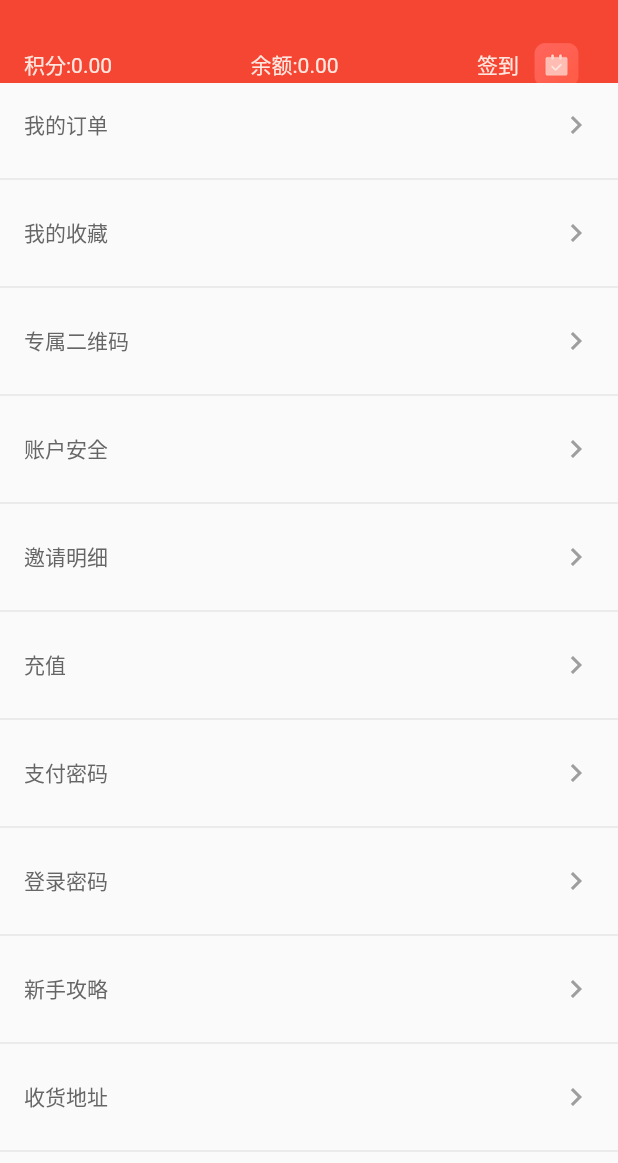
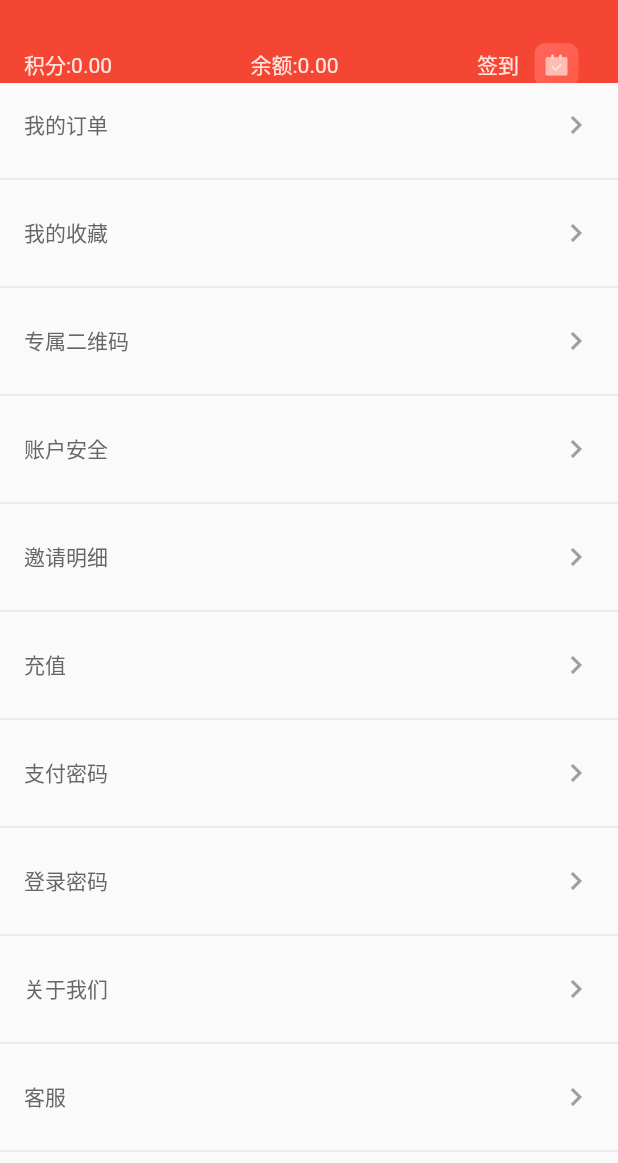
Before and after one commit to xiebaoxin/flutter_english, a Flutter app: the MyInfoPage screen opened directly, scrolled down 76 dp, on a phone screen of 412 x 824 dp, the part 73-1236 px from its top. Run offline on Flutter 3.47's test engine with Material 2 defaults, Android fonts, the light colour scheme and no system bars; our stand-ins replace audioplayers, cached_network_image, chewie, connectivity, dio, fluro and 13 more; missing offline and left inert: flt_video_player, flutter_cupertino_date_picker, flutter_picker, flutter_webview_plugin, fluwx and 4 more; accounts and stored records are empty; network calls fail; Roboto replaces fonts that are missing (FZLanTing); statements that could not run were skipped.

Commit message:
修复一些小bug

```diff
--- a/lib/model/globle_model.dart
+++ b/lib/model/globle_model.dart
@@ -99,7 +99,7 @@ class globleModel extends Model {
       _exchan_fee =  double.tryParse(respon["exchan_fee"])??0.0;
 
     if (respon["withdraw_fee"]!=null)
-      _withdraw_fee =  double.tryParse(respon["withdraw_fee"])??0.0;
+      _withdraw_fee =  double.tryParse(respon["withdraw_fee"])??0.2;
 
     notifyListeners();
   }
--- a/lib/views/MyInfoPage.dart
+++ b/lib/views/MyInfoPage.dart
@@ -127,9 +127,19 @@ class MyInfoPageState extends State<MyInfoPage> {
                                 ),
                                 Padding(
                                   padding: const EdgeInsets.all(8.0),
-                                  child: Text("余额:${_userinfo.money.toStringAsFixed(2)}",
-                                      style: TextStyle(
-                                          color: Color(0xFFFFFFFF))),
+                                  child: InkWell(
+                                    onTap: (){
+                                      Application().checklogin(context, () {
+                                        Navigator.push(
+                                          context,
+                                          new MaterialPageRoute(builder: (context) => new BalancePage()),
+                                        );
+                                      });
+                                    },
+                                    child: Text("余额:${_userinfo.money.toStringAsFixed(2)}",
+                                        style: TextStyle(
+                                            color: Color(0xFFFFFFFF))),
+                                  ),
                                 ),
                                 Padding(
                                   padding: const EdgeInsets.all(8.0),
@@ -193,14 +203,14 @@ class MyInfoPageState extends State<MyInfoPage> {
               Divider(),
               renderRow('images/账户安全.png', "登录密码", index: 5),
               Divider(),
-              renderRow(
+            /*  renderRow(
                   'images/攻略.png',
                   "新手攻略",index: 19
               ),
 
               Divider(),
               renderRow('images/收货地址.png', "收货地址", index: 3),
-              Divider(),
+              Divider(),*/
               renderRow('images/关于.png', "关于我们",index: 20),
               Divider(),
               renderRow('images/客服.png', "客服"),
@@ -212,7 +222,7 @@ class MyInfoPageState extends State<MyInfoPage> {
     );
 
     return ScopedModelDescendant<globleModel>(
-        rebuildOnChange: true,
+//        rebuildOnChange: true,
         builder: (context, child, model) {
           _token = model.token;
           if (_token != '') {
--- a/lib/views/person/balance.dart
+++ b/lib/views/person/balance.dart
@@ -64,7 +64,7 @@ class BalancePage extends StatelessWidget {
 
                               Padding(
                                 padding: const EdgeInsets.all(18.0),
-                                child: Text("余额：${(count0-count1).toString()}",style: KfontConstant.bigfontSize,),
+                                child: Text("余额：${(userinfo.money).toString()}",style: KfontConstant.bigfontSize,),
                               ),
                               const SizedBox(height: 10.0),
                               /*          ComFunUtil().buildMyButton(context, '充值', () {
--- a/lib/views/video_detail_page.dart
+++ b/lib/views/video_detail_page.dart
@@ -207,7 +207,10 @@ class _VideoDetailPageState extends State<VideoDetailPage> with AutomaticKeepAli
         withToken: true, context: context);
 
     if (response['status'] == 1) {
-      _favorate=true;
+      setState(() {
+        _favorate=true;
+      });
+
     }
   }
 
```
Also changed, not shown: lib/views/person/withdrawal.dart (+6 -6 lines).
